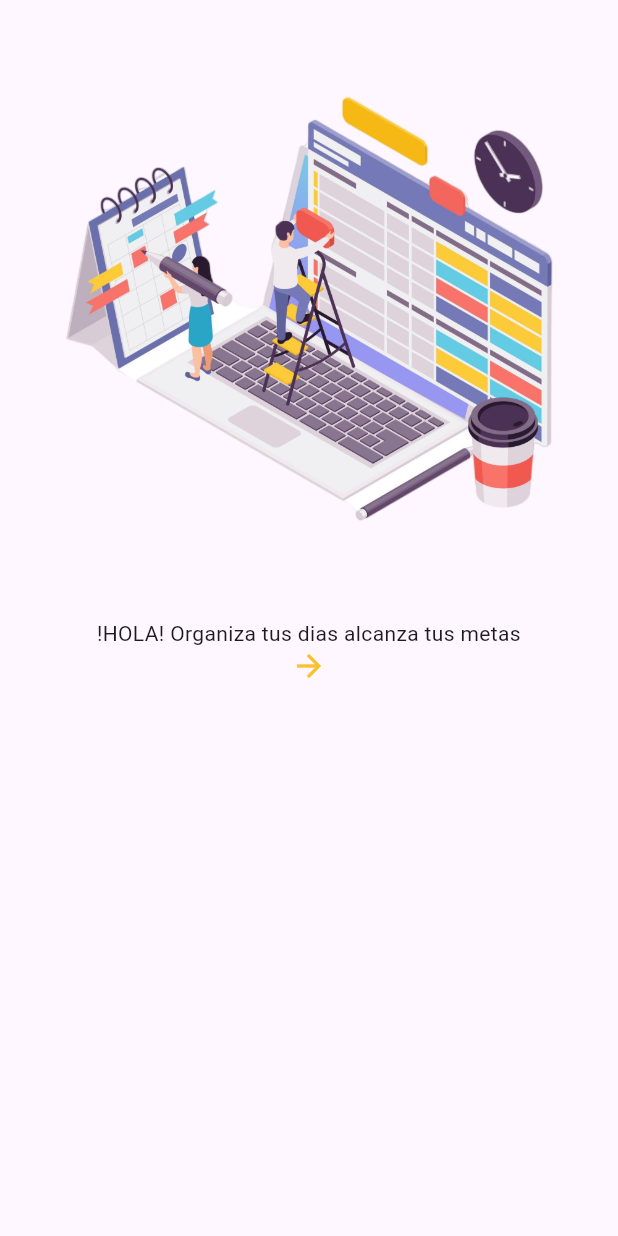
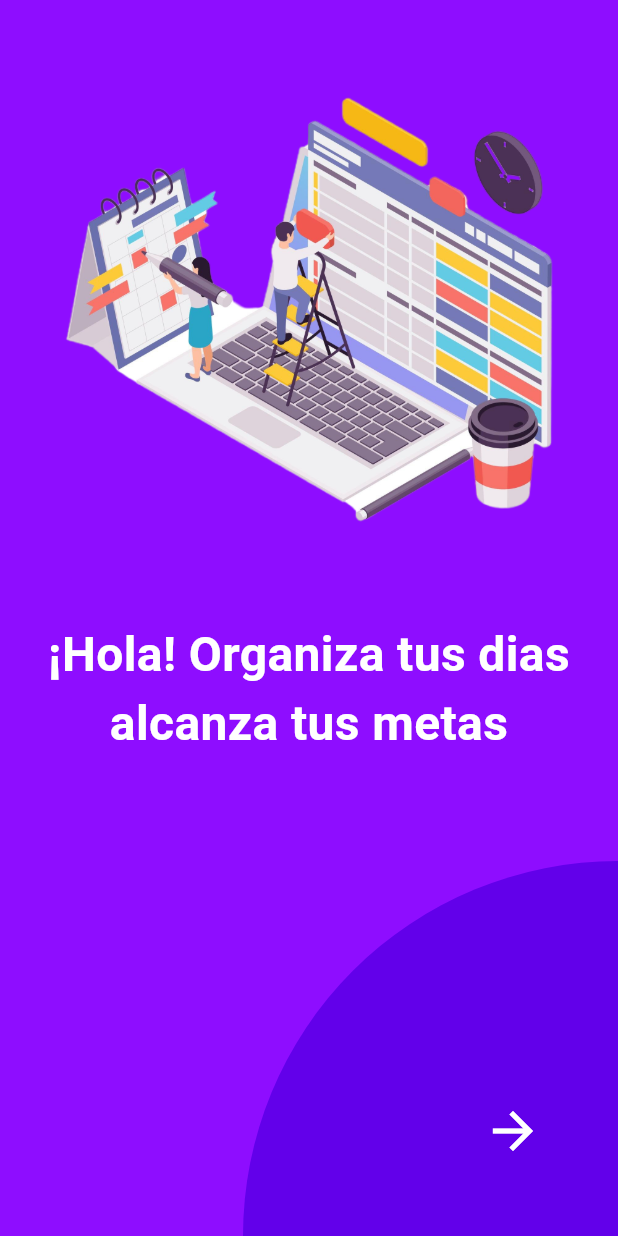
Before and after one commit to ushio-343/android-proyect, a Flutter app: the screen it shows after launch, on a phone screen of 412 x 824 dp. Run offline on Flutter 3.47's test engine with Material 3 defaults, Android fonts, the light colour scheme and no system bars.

Commit message:
[ADD] primera vista de bienvenida

```diff
--- a/lib/main.dart
+++ b/lib/main.dart
@@ -7,13 +7,11 @@ void main() {
 class MyApp extends StatelessWidget {
   const MyApp({super.key});
 
-
   @override
   Widget build(BuildContext context) {
     return MaterialApp(
       title: 'Flutter Demo',
       theme: ThemeData(
-
         colorScheme: ColorScheme.fromSeed(seedColor: Colors.deepPurple),
         useMaterial3: true,
       ),
@@ -24,9 +22,6 @@ class MyApp extends StatelessWidget {
 
 class MyHomePage extends StatefulWidget {
   const MyHomePage({super.key, required this.title});
-
-
-
   final String title;
 
   @override
@@ -34,32 +29,61 @@ class MyHomePage extends StatefulWidget {
 }
 
 class _MyHomePageState extends State<MyHomePage> {
-  int _counter = 0;
-
-  void _incrementCounter() {
-    setState(() {
-
-      _counter++;
-    });
-  }
-
   @override
   Widget build(BuildContext context) {
 
     return Scaffold(
-      body: Column(
-        children: [
-          Image.asset('assets/ilustracion1.png'),
-          Text('!HOLA! Organiza tus dias alcanza tus metas',
-          textAlign: TextAlign.center,
-          ),
-          Icon(Icons.arrow_forward,
-          color: Colors.yellow[700],
+        backgroundColor: Color.fromARGB(255, 142, 13, 255),
+        body: Center(
+            child: Column(
+          children: <Widget>[
 
-          )
+            //imagen
+            Expanded(
+                flex: 6,
+                child: Image.asset(
+                  'assets/ilustracion1.png',
+                )), //
 
-        ],
-      )
-    );
+            //Texto de bienvenida
+            Text(
+              '¡Hola! Organiza tus dias alcanza tus metas',
+              textAlign: TextAlign.center,
+              style: TextStyle(
+                  color: Colors.white,
+                  fontSize: 32,
+                  fontWeight: FontWeight.bold),
+            ),
+
+            //Boton de continuar y contenedor
+            Spacer(flex: 1),
+            Stack(
+              children: [
+                Align(
+                  alignment: Alignment.bottomRight,
+                  child: Container(
+                    width: 250, // Ajusta el ancho según sea necesario
+                    height: 250,
+                    decoration: BoxDecoration(
+                      color: Color(0xFF6200EA), // Color del fondo del botón
+                      borderRadius: BorderRadius.only(
+                        topLeft: Radius.circular(360),
+                      ),
+                    ),
+                  ),
+                ),
+                Positioned(
+                  bottom: 50,
+                  right: 50,
+                  child: Icon(
+                    Icons.arrow_forward,
+                    size: 40,
+                    color: Colors.white,
+                  ),
+                ),
+              ],
+            ),
+          ],
+        )));
   }
 }
```
